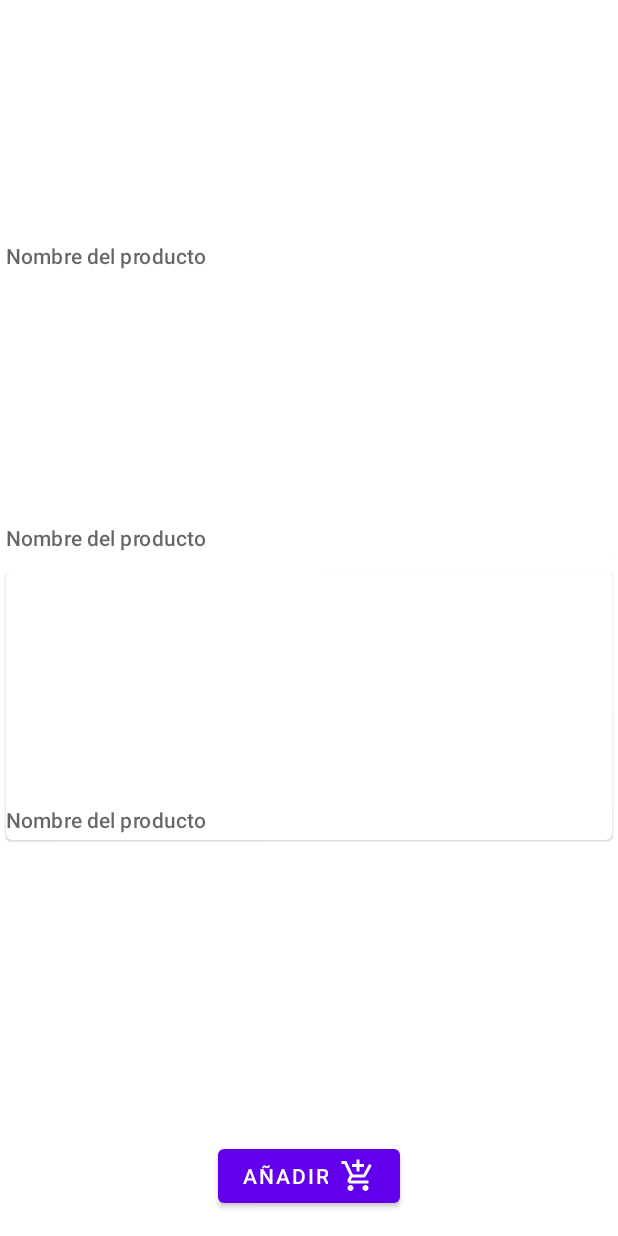
After one commit to DavidGlezQ/Seccion11NavigationComponentUdemy, an Android app: the layout fragment_products.xml on its own in the app's theme, with its tools: preview values and no code run, on a phone screen of 412 x 824 dp. The commit adds this screen. Run offline under Robolectric (Android 15) with nearby library versions, the phone set to English and light mode, and no system bars.

Commit message:
09-04-2022-Section-11
Classes 162 - 170

```diff
--- a/app/src/main/AndroidManifest.xml
+++ b/app/src/main/AndroidManifest.xml
@@ -1,6 +1,7 @@
 <?xml version="1.0" encoding="utf-8"?>
 <manifest xmlns:android="http://schemas.android.com/apk/res/android"
     package="com.example.barberodormilon.seccion11_navigation_component_udemy">
+    <uses-permission android:name="android.permission.INTERNET"/>
 
     <application
         android:allowBackup="true"
@@ -11,6 +12,7 @@
         android:theme="@style/Theme.Seccion11NavigationComponentUdemy">
         <activity
             android:name=".MainActivity"
+            android:theme="@style/Theme.Seccion11NavigationComponentUdemy.NoActionBar"
             android:exported="true">
             <intent-filter>
                 <action android:name="android.intent.action.MAIN" />
@@ -19,5 +21,4 @@
             </intent-filter>
         </activity>
     </application>
-
 </manifest>
--- /dev/null
+++ b/app/src/main/java/com/example/barberodormilon/seccion11_navigation_component_udemy/OnClickListener.java
@@ -0,0 +1,5 @@
+package com.example.barberodormilon.seccion11_navigation_component_udemy;
+
+public interface OnClickListener {
+    void onClick(ProductPOJO productPOJO);
+}
--- /dev/null
+++ b/app/src/main/res/drawable/ic_add_shopping_cart.xml
@@ -0,0 +1,10 @@
+<vector xmlns:android="http://schemas.android.com/apk/res/android"
+    android:width="24dp"
+    android:height="24dp"
+    android:viewportWidth="24"
+    android:viewportHeight="24"
+    android:tint="?attr/colorControlNormal">
+  <path
+      android:fillColor="@android:color/white"
+      android:pathData="M11,9h2L13,6h3L16,4h-3L13,1h-2v3L8,4v2h3v3zM7,18c-1.1,0 -1.99,0.9 -1.99,2S5.9,22 7,22s2,-0.9 2,-2 -0.9,-2 -2,-2zM17,18c-1.1,0 -1.99,0.9 -1.99,2s0.89,2 1.99,2 2,-0.9 2,-2 -0.9,-2 -2,-2zM7.17,14.75l0.03,-0.12 0.9,-1.63h7.45c0.75,0 1.41,-0.41 1.75,-1.03l3.86,-7.01L19.42,4h-0.01l-1.1,2 -2.76,5L8.53,11l-0.13,-0.27L6.16,6l-0.95,-2 -0.94,-2L1,2v2h2l3.6,7.59 -1.35,2.45c-0.16,0.28 -0.25,0.61 -0.25,0.96 0,1.1 0.9,2 2,2h12v-2L7.42,15c-0.13,0 -0.25,-0.11 -0.25,-0.25z"/>
+</vector>
--- /dev/null
+++ b/app/src/main/res/layout/fragment_products.xml
@@ -0,0 +1,31 @@
+<?xml version="1.0" encoding="utf-8"?>
+<androidx.constraintlayout.widget.ConstraintLayout
+    xmlns:android="http://schemas.android.com/apk/res/android"
+    xmlns:tools="http://schemas.android.com/tools"
+    android:layout_width="match_parent"
+    android:layout_height="match_parent"
+    xmlns:app="http://schemas.android.com/apk/res-auto"
+    tools:context=".ProductsFragment">
+
+    <androidx.recyclerview.widget.RecyclerView
+        android:id="@+id/recycler_view"
+        android:layout_width="0dp"
+        android:layout_height="0dp"
+        tools:listitem="@layout/item_product"
+        app:layout_constraintStart_toStartOf="parent"
+        app:layout_constraintEnd_toEndOf="parent"
+        app:layout_constraintTop_toTopOf="parent"
+        app:layout_constraintBottom_toBottomOf="parent"/>
+
+    <com.google.android.material.button.MaterialButton
+        android:id="@+id/btn_add_car"
+        android:layout_width="wrap_content"
+        android:layout_height="wrap_content"
+        android:text="@string/products_add_car"
+        android:layout_marginBottom="@dimen/common_padding_default"
+        app:icon="@drawable/ic_add_shopping_cart"
+        app:iconGravity="end"
+        app:layout_constraintBottom_toBottomOf="parent"
+        app:layout_constraintEnd_toEndOf="parent"
+        app:layout_constraintStart_toStartOf="parent" />
+</androidx.constraintlayout.widget.ConstraintLayout>
--- /dev/null
+++ b/app/src/main/res/layout/item_product.xml
@@ -0,0 +1,46 @@
+<?xml version="1.0" encoding="utf-8"?>
+<com.google.android.material.card.MaterialCardView
+    xmlns:android="http://schemas.android.com/apk/res/android"
+    android:layout_width="match_parent"
+    android:layout_height="@dimen/item_product_height"
+    xmlns:app="http://schemas.android.com/apk/res-auto"
+    android:clickable="true"
+    android:focusable="true"
+    android:checkable="true"
+    android:layout_margin="@dimen/common_padding_micro">
+
+    <androidx.constraintlayout.widget.ConstraintLayout
+        android:layout_width="match_parent"
+        android:layout_height="match_parent">
+
+        <androidx.constraintlayout.widget.Guideline
+            android:id="@+id/guideline"
+            android:layout_width="match_parent"
+            android:layout_height="wrap_content"
+            android:orientation="horizontal"
+            app:layout_constraintGuide_percent="0.85"/>
+
+        <ImageView
+            android:id="@+id/img_photo"
+            android:layout_width="0dp"
+            android:layout_height="0dp"
+            android:contentDescription="@string/item_product_photo_description"
+            app:layout_constraintStart_toStartOf="parent"
+            app:layout_constraintEnd_toEndOf="parent"
+            app:layout_constraintTop_toTopOf="parent"
+            app:layout_constraintBottom_toTopOf="@id/guideline"/>
+
+        <TextView
+            android:id="@+id/tv_name"
+            android:layout_width="0dp"
+            android:layout_height="0dp"
+            android:hint="@string/item_prduct_name_hint"
+            android:textAppearance="?attr/textAppearanceSubtitle2"
+            android:gravity="center_vertical"
+            app:layout_constraintStart_toStartOf="parent"
+            app:layout_constraintEnd_toEndOf="parent"
+            app:layout_constraintTop_toBottomOf="@id/guideline"
+            app:layout_constraintBottom_toBottomOf="parent"/>
+    </androidx.constraintlayout.widget.ConstraintLayout>
+
+</com.google.android.material.card.MaterialCardView>
--- /dev/null
+++ b/app/src/main/res/values/dimens.xml
@@ -0,0 +1,6 @@
+<?xml version="1.0" encoding="utf-8"?>
+<resources>
+    <dimen name="common_padding_micro">4dp</dimen>
+    <dimen name="item_product_height">180dp</dimen>
+    <dimen name="common_padding_default">16dp</dimen>
+</resources>
--- a/app/src/main/res/values/strings.xml
+++ b/app/src/main/res/values/strings.xml
@@ -1,3 +1,9 @@
 <resources>
     <string name="app_name">Seccion11-Navigation-Component-Udemy</string>
+    <!-- TODO: Remove or change this placeholder text -->
+    <string name="hello_blank_fragment">Hello blank fragment</string>
+    <string name="products_title">Productos</string>
+    <string name="item_product_photo_description">Imagen del producto</string>
+    <string name="item_prduct_name_hint">Nombre del producto</string>
+    <string name="products_add_car">Añadir</string>
 </resources>
--- a/app/src/main/res/values/themes.xml
+++ b/app/src/main/res/values/themes.xml
@@ -13,4 +13,9 @@
         <item name="android:statusBarColor" tools:targetApi="l">?attr/colorPrimaryVariant</item>
         <!-- Customize your theme here. -->
     </style>
+
+    <style name="Theme.Seccion11NavigationComponentUdemy.NoActionBar">
+        <item name="windowActionBar">false</item>
+        <item name="windowNoTitle">true</item>
+    </style>
 </resources>
```
Also changed, not shown: app/build.gradle (+12 -0 lines), app/src/main/java/com/example/barberodormilon/seccion11_navigation_component_udemy/ProductAdapter.java (added, +77 -0 lines), app/src/main/java/com/example/barberodormilon/seccion11_navigation_component_udemy/ProductPOJO.java (added, +56 -0 lines), app/src/main/java/com/example/barberodormilon/seccion11_navigation_component_udemy/ProductsFragment.java (added, +62 -0 lines), app/src/main/res/layout/activity_main.xml (+15 -9 lines), app/src/main/res/layout/content_main.xml (added, +21 -0 lines), app/src/main/res/navigation/nav_graph.xml (added, +14 -0 lines).
